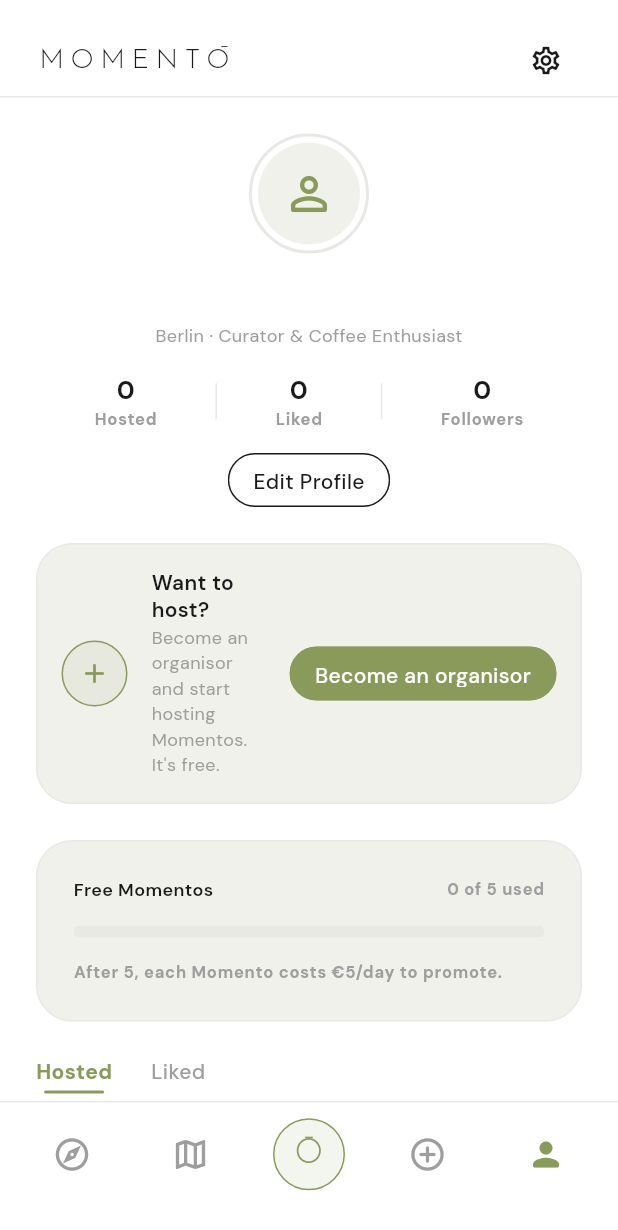
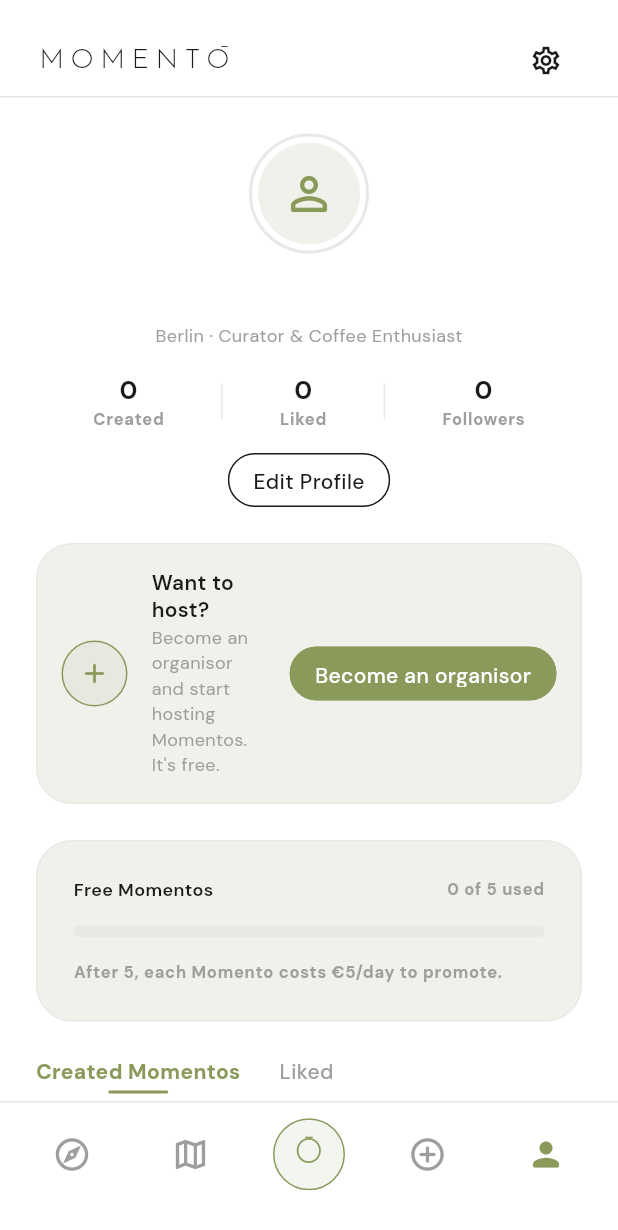
Before and after one commit to momento-community/momento, a Flutter app: the ProfileScreen screen opened by its route, on a phone screen of 412 x 824 dp. Shown: the top 1230 px of the screen. Run offline on Flutter 3.47's test engine with Material 3 defaults, Android fonts, the phone set to English and light mode, and no system bars; our stand-ins replace cached_network_image, cloud_firestore, firebase_auth, firebase_core, firebase_storage, flutter_riverpod and 5 more; missing offline and left inert: geoflutterfire_plus; accounts and stored records are empty.

Commit message:
chore(profile): rename Hosted → Created Momentos for clarity
The tab label is verbose ("Created Momentos") so it reads
unambiguously next to "Liked". The stat-row column stays short
("Created") because the row already has "Liked" / "Followers" as
single words and a long label would crowd it.

Co-Authored-By: Claude Opus 4.7 (1M context) <noreply@anthropic.com>

```diff
--- a/lib/features/profile/profile_screen.dart
+++ b/lib/features/profile/profile_screen.dart
@@ -140,10 +140,11 @@ class _ProfileScreenState extends ConsumerState<ProfileScreen> {
                 padding: const EdgeInsets.symmetric(
                     horizontal: AppSpacing.lg),
                 child: SectionTabs(
-                  // "Hosted" = Momentos this user created (organisor view).
-                  // "Liked"  = Momentos they tapped the heart on. Two
-                  // disjoint sets — labels make the contrast obvious.
-                  labels: const ['Hosted', 'Liked'],
+                  // "Created Momentos" = Momentos this user is the organizer
+                  // of. "Liked" = Momentos they tapped the heart on. Two
+                  // disjoint sets — labels are explicit so the contrast is
+                  // unmistakable.
+                  labels: const ['Created Momentos', 'Liked'],
                   activeIndex: _tab,
                   onSelect: (i) => setState(() => _tab = i),
                 ),
@@ -289,7 +290,7 @@ class _StatsRow extends StatelessWidget {
     return Row(
       mainAxisAlignment: MainAxisAlignment.spaceEvenly,
       children: [
-        _StatItem(value: '$momentos', label: 'Hosted'),
+        _StatItem(value: '$momentos', label: 'Created'),
         const _VDivider(),
         _StatItem(value: '$liked', label: 'Liked'),
         const _VDivider(),
```
